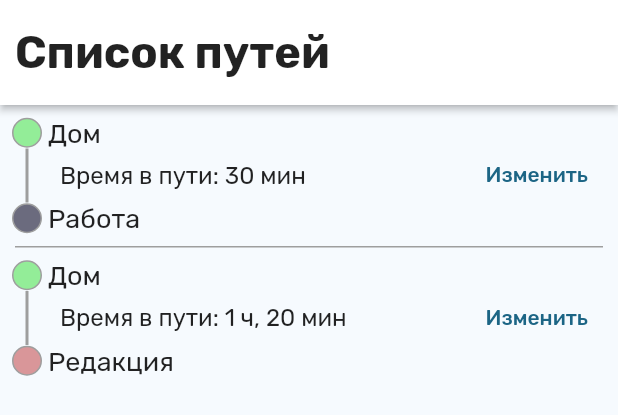
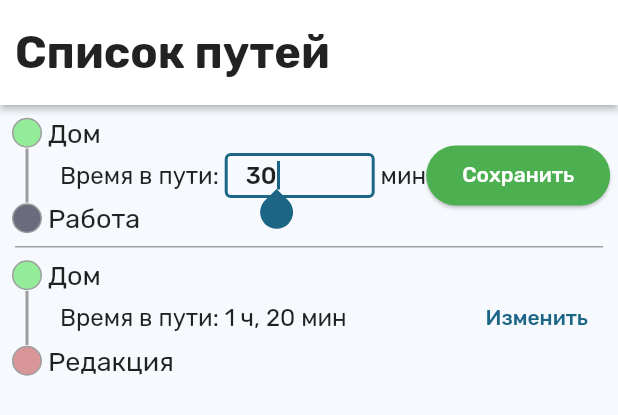
Before and after one commit to tetrochel/itdols, a Flutter app: the RoutePage widget shown alone on an empty page, opened directly, after a tap on "Изменить", on a phone screen of 412 x 824 dp. Shown: the top 415 px of the screen. Run offline on Flutter 3.47's test engine with Material 2 defaults, Android fonts, the phone set to English and light mode, and no system bars; our stand-ins replace flutter_riverpod, google_fonts.

Commit message:
Add route changing

```diff
--- a/lib/features/routes/presentation/route_widget.dart
+++ b/lib/features/routes/presentation/route_widget.dart
@@ -1,11 +1,23 @@
 import 'package:flutter/material.dart';
+import 'package:flutter_riverpod/flutter_riverpod.dart';
 import 'package:itdols/features/places/domain/models/place_model.dart';
 import 'package:itdols/features/routes/domain/models/route_model.dart';
+import 'package:itdols/features/routes/routes_controller.dart';
 
-class RouteWidget extends StatelessWidget {
+class RouteWidget extends ConsumerStatefulWidget {
   const RouteWidget({super.key, required this.route});
 
   final RouteModel route;
+
+  @override
+  RouteWidgetState createState() => RouteWidgetState();
+}
+
+class RouteWidgetState extends ConsumerState<RouteWidget> {
+  bool isEditing = false;
+  final FocusNode focusNode = FocusNode();
+  final TextEditingController controller = TextEditingController();
+  final Key _formKey = GlobalKey<FormState>();
 
   @override
   Widget build(BuildContext context) {
@@ -16,7 +28,7 @@ class RouteWidget extends StatelessWidget {
           Column(
             crossAxisAlignment: CrossAxisAlignment.start,
             children: [
-              _PlaceWidget(place: route.firstPlace),
+              _PlaceWidget(place: widget.route.firstPlace),
               Row(
                 children: [
                   const SizedBox(width: 9),
@@ -26,19 +38,68 @@ class RouteWidget extends StatelessWidget {
                     color: Colors.grey,
                   ),
                   const SizedBox(width: 21),
-                  Text(
-                    'Время в пути: ${route.getTimeString()}',
+                  isEditing
+                      ? Row(
+                          children: [
+                            const Text(
+                              'Время в пути: ',
+                              style: TextStyle(fontSize: 16),
+                            ),
+                            SizedBox(
+                              width: 100,
+                              height: 30,
+                              child: TextFormField(
+                                key: _formKey,
+                                validator: (value) {
+                                  if (value == null || value.isEmpty) {
+                                    return 'Please enter some text';
+                                  }
+                                  return null;
+                                },
+                                onFieldSubmitted: (value) => confirm(),
+                                style: const TextStyle(fontSize: 16),
+                                controller: controller,
+                                focusNode: focusNode,
+                                decoration: const InputDecoration(
+                                  border: OutlineInputBorder(),
+                                  contentPadding: EdgeInsets.symmetric(horizontal: 10),
+                                ),
+                              ),
+                            ),
+                            const Text(
+                              ' мин',
+                              style: TextStyle(fontSize: 16),
+                            ),
+                          ],
+                        )
+                      : Text(
+                          'Время в пути: ${widget.route.getTimeString()}',
                           style: const TextStyle(fontSize: 16),
                         ),
                 ],
               ),
-              _PlaceWidget(place: route.secondPlace),
+              _PlaceWidget(place: widget.route.secondPlace),
             ],
           ),
           const Spacer(),
-          TextButton(
+          isEditing
+              ? ElevatedButton(
+                  style: ElevatedButton.styleFrom(
+                    backgroundColor: Colors.green,
+                    foregroundColor: Colors.white,
+                  ),
+                  onPressed: confirm,
+                  child: const Text(
+                    'Сохранить',
+                  ),
+                )
+              : TextButton(
                   onPressed: () {
-              // TODO: go to route change screen
+                    setState(() {
+                      isEditing = true;
+                    });
+                    focusNode.requestFocus();
+                    controller.text = widget.route.duration.toString();
                   },
                   child: const Text(
                     'Изменить',
@@ -47,6 +108,22 @@ class RouteWidget extends StatelessWidget {
         ],
       ),
     );
+  }
+
+  void confirm() async {
+    final int? value = int.tryParse(controller.text);
+    if (value == null) {
+      return;
+    }
+    if (value <= 0) {
+      return;
+    }
+    setState(() {
+      isEditing = false;
+    });
+    focusNode.unfocus();
+    await ref.read(routesController).addRoute(widget.route.copyWith(duration: value));
+    await ref.read(routesController).getRoutes();
   }
 }
 
--- a/lib/features/routes/presentation/routes_page.dart
+++ b/lib/features/routes/presentation/routes_page.dart
@@ -14,7 +14,7 @@ class RoutePage extends ConsumerWidget {
   @override
   Widget build(BuildContext context, WidgetRef ref) {
     routes = ref.watch(routesStateHolder);
-    ref.read(routesController).getPlaces();
+    ref.read(routesController).getRoutes();
     return Column(
       children: [
         const HeaderWidget(
--- a/lib/features/routes/routes_controller.dart
+++ b/lib/features/routes/routes_controller.dart
@@ -16,10 +16,10 @@ class RoutesController {
   });
 
   // TODO: contacting the API
-  Future getPlaces() async {
-    List<RouteModel> places = [];
+  Future getRoutes() async {
+    List<RouteModel> routes = [];
     await Future.delayed(const Duration(seconds: 1));
-    places = [
+    routes = [
       RouteModel(
         firstPlace: PlaceModel('Дом', '9b62e665-d042-4bd6-a3bd-47ad31ea0b36'),
         secondPlace: PlaceModel('Работа', '7725233e-1db2-4c80-9db2-db9415fb777a'),
@@ -31,6 +31,11 @@ class RoutesController {
         duration: 80,
       ),
     ];
-    routesStateHolder.setAll(places);
+    routesStateHolder.setAll(routes);
+  }
+
+  // TODO: contacting the API
+  Future addRoute(RouteModel route) async {
+    print(route);
   }
 }
```
Lines whose indentation alone changed are shown as unchanged.
